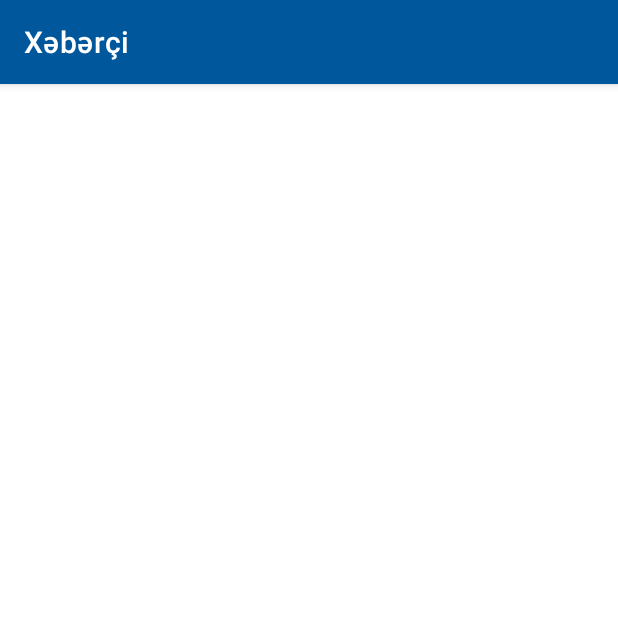
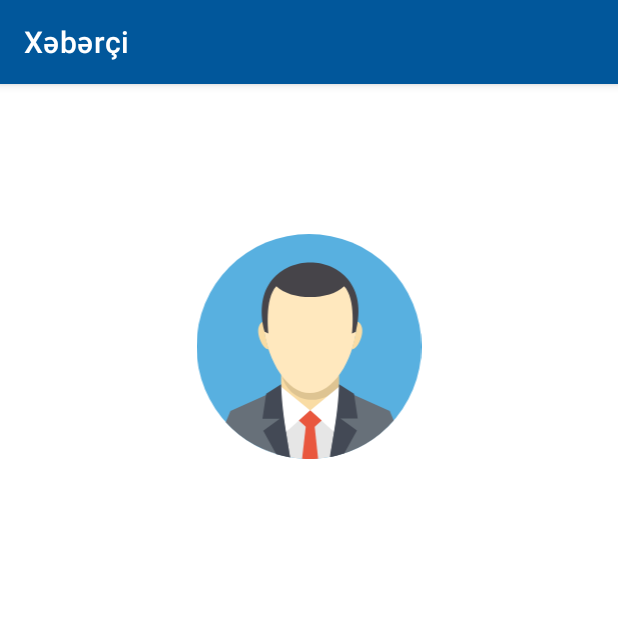
Before and after one commit to vaqiftaqiyev13/NewsFinalApp, an Android app: the fragment accountFragment shown on its own in the app's theme, on a phone screen of 412 x 824 dp, the top half of it. Run offline under Robolectric (Android 15) with nearby library versions, the phone set to English and light mode, and no system bars; 4 statements that could not run were skipped.

Commit message:
[MASTER] This is my first example of app

```diff
--- a/app/src/main/java/com/vagif_tagiyev/newsfinalapp/ui/fragments/LoginFragment.kt
+++ b/app/src/main/java/com/vagif_tagiyev/newsfinalapp/ui/fragments/LoginFragment.kt
@@ -8,6 +8,7 @@ import android.view.ViewGroup
 import android.view.WindowManager
 import android.widget.Toast
 import androidx.navigation.NavController
+import androidx.navigation.Navigation
 import androidx.navigation.fragment.findNavController
 import com.google.firebase.auth.FirebaseAuth
 import com.google.firebase.auth.ktx.auth
@@ -28,6 +29,13 @@ class LoginFragment : Fragment() {
         //Initialize Firebase Authentication
         auth = Firebase.auth
 
+        //val currentUser = auth.currentUser
+
+/*
+        if (currentUser != null){
+            Navigation.findNavController(loginBinding.root).navigate(R.id.login_account)
+        }
+*/
 
         loginBinding.signUpBtn.setOnClickListener {
             val email = loginBinding.emailEditText.text.toString()
@@ -48,6 +56,25 @@ class LoginFragment : Fragment() {
         }
 
 
+/*
+        loginBinding.signInBtn.setOnClickListener {
+            val email = loginBinding.emailEditText.text.toString()
+            val password = loginBinding.passwordEditText.text.toString()
+
+            if(email == "" || password == ""){
+                Toast.makeText(context,"E-mail və şifrə daxil edin." ,Toast.LENGTH_LONG).show()
+            }else{
+                auth.signInWithEmailAndPassword(email, password).addOnSuccessListener{
+                    val signAcc = LoginFragmentDirections.loginAccount(email,password)
+                    findNavController().navigate(signAcc)
+                }.addOnFailureListener {
+                    Toast.makeText(context,it.localizedMessage ,Toast.LENGTH_LONG).show()
+                }
+            }
+        }
+*/
+
+
 
         return loginBinding.root
     }
--- /dev/null
+++ b/app/src/main/res/drawable/avatar_svg.xml
@@ -0,0 +1,71 @@
+<vector xmlns:android="http://schemas.android.com/apk/res/android"
+    android:width="800dp"
+    android:height="800dp"
+    android:viewportWidth="61.8"
+    android:viewportHeight="61.8">
+  <path
+      android:pathData="M30.9,30.9m-30.9,0a30.9,30.9 0,1 1,61.8 0a30.9,30.9 0,1 1,-61.8 0"
+      android:fillColor="#58b0e0"/>
+  <path
+      android:pathData="M23.255,38.68l15.907,0.121v12.918l-15.907,-0.121V38.68z"
+      android:fillColor="#f9dca4"
+      android:fillType="evenOdd"/>
+  <path
+      android:pathData="M43.971,58.905a30.967,30.967 0,0 1,-25.843 0.14V48.417H43.97z"
+      android:fillColor="#e6e6e6"
+      android:fillType="evenOdd"/>
+  <path
+      android:pathData="M33.403,61.7q-1.238,0.099 -2.503,0.1 -0.955,0 -1.895,-0.057l1.03,-8.988h2.41z"
+      android:fillColor="#e9573e"
+      android:fillType="evenOdd"/>
+  <path
+      android:pathData="M25.657,61.332A34.072,34.072 0,0 1,15.9 57.92a31.033,31.033 0,0 1,-7.857 -6.225l1.284,-3.1 13.925,-6.212c0,5.212 1.711,13.482 2.405,18.95z"
+      android:fillColor="#677079"
+      android:fillType="evenOdd"/>
+  <path
+      android:fillColor="#FF000000"
+      android:pathData="M39.165,38.759v3.231c-4.732,5.527 -13.773,4.745 -15.8,-3.412z"
+      android:strokeAlpha="0.11"
+      android:fillType="evenOdd"
+      android:fillAlpha="0.11"/>
+  <path
+      android:pathData="M31.129,8.432c21.281,0 12.987,35.266 0,35.266 -12.267,0 -21.281,-35.266 0,-35.266z"
+      android:fillColor="#ffe8be"
+      android:fillType="evenOdd"/>
+  <path
+      android:pathData="M18.365,24.046c-3.07,1.339 -0.46,7.686 1.472,7.658a31.972,31.972 0,0 1,-1.472 -7.659z"
+      android:fillColor="#f9dca4"
+      android:fillType="evenOdd"/>
+  <path
+      android:pathData="M44.14,24.045c3.07,1.339 0.46,7.687 -1.471,7.658a31.993,31.993 0,0 0,1.471 -7.658z"
+      android:fillColor="#f9dca4"
+      android:fillType="evenOdd"/>
+  <path
+      android:pathData="M21.931,14.328c-3.334,3.458 -2.161,13.03 -2.161,13.03l-1.05,-0.495c-6.554,-25.394 31.634,-25.395 25.043,0l-1.05,0.495s1.174,-9.572 -2.16,-13.03c-4.119,3.995 -14.526,3.974 -18.622,0z"
+      android:fillColor="#464449"
+      android:fillType="evenOdd"/>
+  <path
+      android:pathData="M36.767,61.243a30.863,30.863 0,0 0,17.408 -10.018l-1.09,-2.631 -13.924,-6.212c0,5.212 -1.7,13.393 -2.394,18.861z"
+      android:fillColor="#677079"
+      android:fillType="evenOdd"/>
+  <path
+      android:pathData="M39.162,41.98l-7.926,6.465 6.573,5.913s1.752,-9.704 1.353,-12.378z"
+      android:fillColor="#ffffff"
+      android:fillType="evenOdd"/>
+  <path
+      android:pathData="M23.253,41.98l7.989,6.465 -6.645,5.913s-1.746,-9.704 -1.344,-12.378z"
+      android:fillColor="#ffffff"
+      android:fillType="evenOdd"/>
+  <path
+      android:pathData="M28.109,51.227l3.137,-2.818 3.137,2.818 -3.137,2.817 -3.137,-2.817z"
+      android:fillColor="#e9573e"
+      android:fillType="evenOdd"/>
+  <path
+      android:pathData="M25.767,61.373a30.815,30.815 0,0 1,-3.779 -0.88,2.652 2.652,0 0,1 -0.114,-0.093l-3.535,-6.39 4.541,-3.26h-4.752l1.017,-6.851 4.11,-2.599c0.178,7.37 1.759,15.656 2.512,20.073z"
+      android:fillColor="#434955"
+      android:fillType="evenOdd"/>
+  <path
+      android:pathData="M36.645,61.266c0.588,-0.098 1.17,-0.234 1.747,-0.384 0.682,-0.177 1.36,-0.377 2.034,-0.579l0.134,-0.043 3.511,-6.315 -4.541,-3.242h4.752l-1.017,-6.817 -4.11,-2.586c-0.178,7.332 -1.758,15.571 -2.51,19.966z"
+      android:fillColor="#434955"
+      android:fillType="evenOdd"/>
+</vector>
--- a/app/src/main/res/layout/fragment_account.xml
+++ b/app/src/main/res/layout/fragment_account.xml
@@ -10,12 +10,29 @@
         android:id="@+id/bund_text"
         android:layout_width="match_parent"
         android:layout_height="wrap_content"
+        android:layout_marginStart="15dp"
+        android:layout_marginEnd="15dp"
         android:text=""
+        android:textColor="@color/desc_and_item"
+        android:textSize="25sp"
+        android:textStyle="bold"
+        android:gravity="center"
         app:layout_constraintBottom_toBottomOf="parent"
         app:layout_constraintEnd_toEndOf="parent"
         app:layout_constraintHorizontal_bias="0.5"
         app:layout_constraintStart_toStartOf="parent"
-        app:layout_constraintTop_toTopOf="parent"
-        app:layout_constraintVertical_bias="0.5" />
+        app:layout_constraintTop_toBottomOf="@+id/avatar_svg" />
+
+    <ImageView
+        android:id="@+id/avatar_svg"
+        android:layout_width="match_parent"
+        android:layout_height="150dp"
+        android:layout_marginStart="15dp"
+        android:layout_marginTop="100dp"
+        android:layout_marginEnd="15dp"
+        android:src="@drawable/avatar_svg"
+        app:layout_constraintEnd_toEndOf="parent"
+        app:layout_constraintStart_toStartOf="parent"
+        app:layout_constraintTop_toTopOf="parent" />
 
 </androidx.constraintlayout.widget.ConstraintLayout>
--- a/app/src/main/res/layout/fragment_login.xml
+++ b/app/src/main/res/layout/fragment_login.xml
@@ -10,7 +10,7 @@
         android:id="@+id/loginSvg"
         android:layout_width="match_parent"
         android:layout_height="150dp"
-        android:layout_marginTop="120dp"
+        android:layout_marginTop="100dp"
         android:src="@drawable/login_svg"
         app:layout_constraintEnd_toEndOf="parent"
         app:layout_constraintStart_toStartOf="parent"
@@ -71,6 +71,7 @@
         android:layout_width="match_parent"
         android:layout_height="wrap_content"
         android:text="@string/sign_up"
+        app:cornerRadius="2dp"
         android:textAllCaps="false"
         android:textSize="25sp"
         app:layout_constraintTop_toBottomOf="@id/passwordLayout"
@@ -79,7 +80,22 @@
         app:layout_constraintEnd_toEndOf="parent"
         android:layout_marginStart="20dp"
         android:layout_marginEnd="20dp"
-
         />
 
+  <!--  <com.google.android.material.button.MaterialButton
+        android:id="@+id/sign_in_btn"
+        android:layout_width="match_parent"
+        android:layout_height="wrap_content"
+        app:layout_constraintTop_toBottomOf="@id/sign_up_btn"
+        android:layout_marginTop="40dp"
+        app:layout_constraintStart_toStartOf="parent"
+        app:layout_constraintEnd_toEndOf="parent"
+        android:layout_marginStart="20dp"
+        android:layout_marginEnd="20dp"
+        android:text="@string/sign_in"
+        android:textAllCaps="false"
+        app:cornerRadius="2dp"
+        android:textSize="25sp"
+        />-->
+
 </androidx.constraintlayout.widget.ConstraintLayout>
--- a/app/src/main/res/navigation/bottom_nav.xml
+++ b/app/src/main/res/navigation/bottom_nav.xml
@@ -51,7 +51,9 @@
         tools:layout="@layout/fragment_login" >
         <action
             android:id="@+id/login_account"
-            app:destination="@id/accountFragment" />
+            app:destination="@id/accountFragment"
+            app:popUpTo="@id/loginFragment"
+            app:popUpToInclusive="true" />
     </fragment>
     <fragment
         android:id="@+id/accountFragment"
--- a/app/src/main/res/values/strings.xml
+++ b/app/src/main/res/values/strings.xml
@@ -22,5 +22,6 @@
     <string name="e_mail">E-mail</string>
     <string name="password">Password</string>
     <string name="sign_up">Sign Up</string>
+    <string name="sign_in">Sign In</string>
 
 </resources>
```
